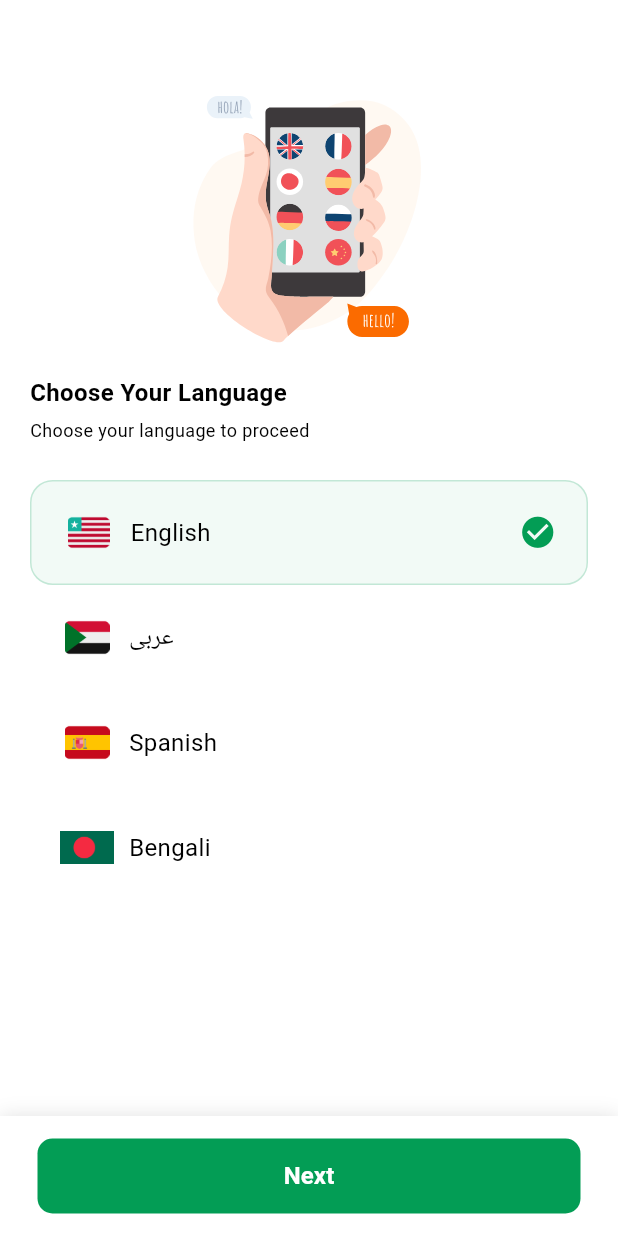
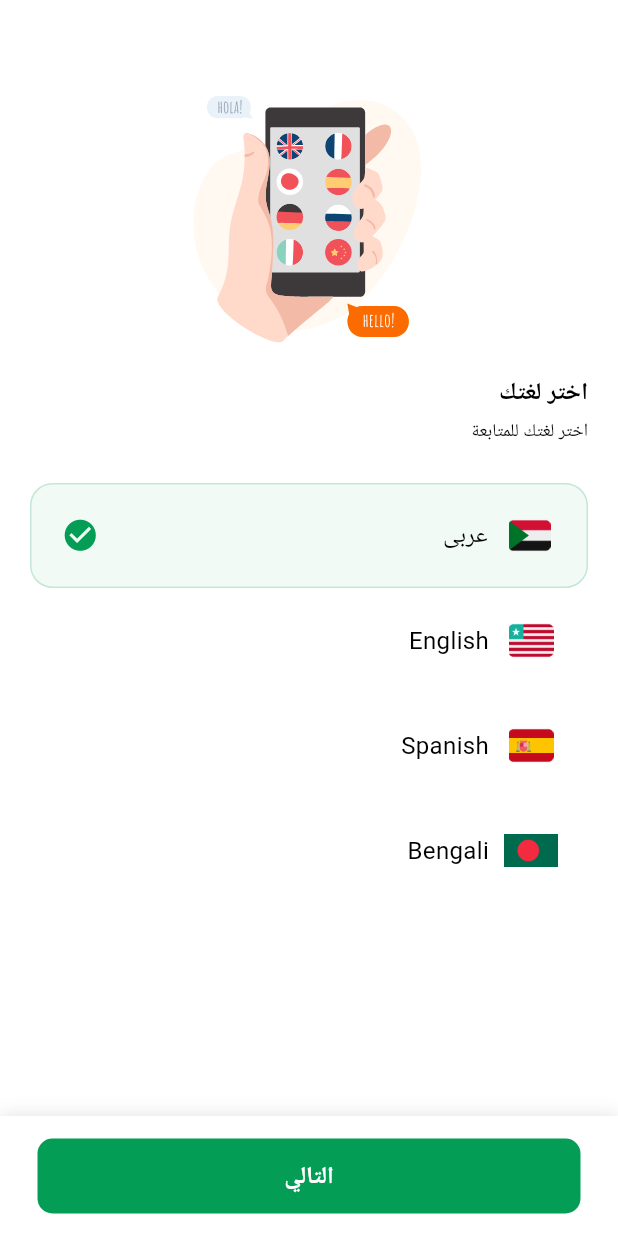
Before and after one commit to hosamelfikky/user_app_and_web, a Flutter app: the ChooseLanguageScreen screen opened by its route, on a phone screen of 412 x 824 dp. Run offline on Flutter 3.47's test engine with Material 3 defaults, Android fonts, the phone set to English and light mode, and no system bars; our stand-ins replace animated_flip_counter, audioplayers, cached_network_image, card_swiper, carousel_slider, chewie and 27 more; missing offline and left inert: expandable_bottom_sheet, flutter_facebook_auth, image_compression_flutter, just_the_tooltip, phone_numbers_parser, pointer_interceptor and 1 more; accounts and stored records are empty; network calls fail.

Commit message:
Made arabic language is default

```diff
--- a/lib/util/app_constants.dart
+++ b/lib/util/app_constants.dart
@@ -166,31 +166,31 @@ class AppConstants {
   static const String removeItemCartUri = '/api/v1/customer/cart/remove-item';
 
   /// Shared Key
-  static const String theme = '6ammart_theme';
-  static const String token = '6ammart_token';
-  static const String countryCode = '6ammart_country_code';
-  static const String languageCode = '6ammart_language_code';
+  static const String theme = 'tytan_theme';
+  static const String token = 'tytan_token';
+  static const String countryCode = 'tytan_country_code';
+  static const String languageCode = 'tytan_language_code';
   static const String cacheCountryCode = 'cache_country_code';
   static const String cacheLanguageCode = 'cache_language_code';
-  static const String cartList = '6ammart_cart_list';
-  static const String userPassword = '6ammart_user_password';
-  static const String userAddress = '6ammart_user_address';
-  static const String userNumber = '6ammart_user_number';
-  static const String userCountryCode = '6ammart_user_country_code';
-  static const String notification = '6ammart_notification';
-  static const String searchHistory = '6ammart_search_history';
-  static const String intro = '6ammart_intro';
-  static const String notificationCount = '6ammart_notification_count';
-  static const String dmTipIndex = '6ammart_dm_tip_index';
-  static const String earnPoint = '6ammart_earn_point';
-  static const String acceptCookies = '6ammart_accept_cookies';
-  static const String suggestedLocation = '6ammart_suggested_location';
-  static const String walletAccessToken = '6ammart_wallet_access_token';
-  static const String guestId = '6ammart_guest_id';
-  static const String guestNumber = '6ammart_guest_number';
-  static const String referBottomSheet = '6ammart_reffer_bottomsheet_show';
-  static const String dmRegisterSuccess = '6ammart_dm_registration_success';
-  static const String isRestaurantRegister = '6ammart_store_registration';
+  static const String cartList = 'tytan_cart_list';
+  static const String userPassword = 'tytan_user_password';
+  static const String userAddress = 'tytan_user_address';
+  static const String userNumber = 'tytan_user_number';
+  static const String userCountryCode = 'tytan_user_country_code';
+  static const String notification = 'tytan_notification';
+  static const String searchHistory = 'tytan_search_history';
+  static const String intro = 'tytan_intro';
+  static const String notificationCount = 'tytan_notification_count';
+  static const String dmTipIndex = 'tytan_dm_tip_index';
+  static const String earnPoint = 'tytan_earn_point';
+  static const String acceptCookies = 'tytan_accept_cookies';
+  static const String suggestedLocation = 'tytan_suggested_location';
+  static const String walletAccessToken = 'tytan_wallet_access_token';
+  static const String guestId = 'tytan_guest_id';
+  static const String guestNumber = 'tytan_guest_number';
+  static const String referBottomSheet = 'tytan_reffer_bottomsheet_show';
+  static const String dmRegisterSuccess = 'tytan_dm_registration_success';
+  static const String isRestaurantRegister = 'tytan_store_registration';
 
   static const String topic = 'all_zone_customer';
   static const String zoneId = 'zoneId';
@@ -248,8 +248,8 @@ class AppConstants {
   static const String grocery = 'grocery';
 
   static List<LanguageModel> languages = [
+    LanguageModel(imageUrl: Images.arabic, languageName: 'عربى', countryCode: 'SA', languageCode: 'ar'),
     LanguageModel(imageUrl: Images.english, languageName: 'English', countryCode: 'US', languageCode: 'en'),
-    LanguageModel(imageUrl: Images.arabic, languageName: 'عربى', countryCode: 'SA', languageCode: 'ar'),
     LanguageModel(imageUrl: Images.spanish, languageName: 'Spanish', countryCode: 'ES', languageCode: 'es'),
     LanguageModel(imageUrl: Images.bengali, languageName: 'Bengali', countryCode: 'BN', languageCode: 'bn'),
   ];
```
